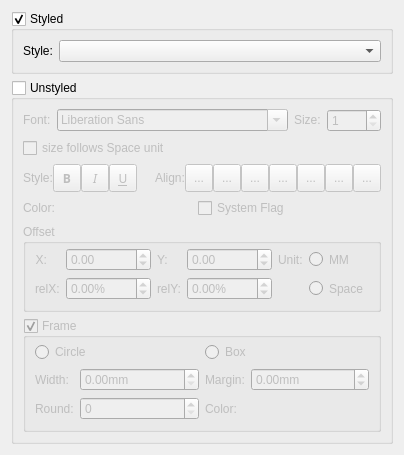
The window that mscore/mscore/textproperties.ui (musescore/musescore-old) describes before a commit, drawn with Qt 5.
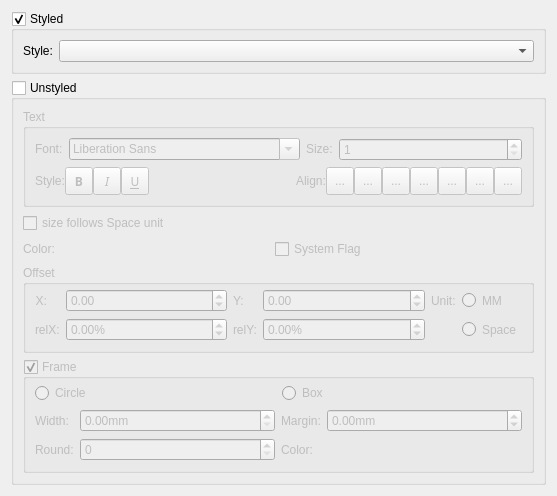
The same window after the commit. Icons and pictures are not drawn. Custom widgets are drawn as their Qt base class.

Patch:
```diff
--- a/mscore/mscore/textproperties.ui
+++ b/mscore/mscore/textproperties.ui
@@ -6,8 +6,8 @@
    <rect>
     <x>0</x>
     <y>0</y>
-    <width>397</width>
-    <height>428</height>
+    <width>557</width>
+    <height>484</height>
    </rect>
   </property>
   <property name="windowTitle">
@@ -55,6 +55,18 @@
      </property>
      <layout class="QVBoxLayout" name="verticalLayout">
       <item>
+       <widget class="QGroupBox" name="textGroup">
+        <property name="minimumSize">
+         <size>
+          <width>0</width>
+          <height>0</height>
+         </size>
+        </property>
+        <property name="title">
+         <string>Text</string>
+        </property>
+        <layout class="QVBoxLayout" name="verticalLayout_4">
+         <item>
        <layout class="QHBoxLayout" name="horizontalLayout_6">
         <item>
          <widget class="QLabel" name="label_25">
@@ -113,13 +125,6 @@
         </item>
        </layout>
       </item>
-      <item>
-       <widget class="QCheckBox" name="sizeIsSpatiumDependent">
-        <property name="text">
-         <string>size follows Space unit</string>
-        </property>
-       </widget>
-      </item>
       <item>
        <layout class="QHBoxLayout" name="_3">
         <property name="spacing">
@@ -422,6 +427,16 @@
          </widget>
         </item>
        </layout>
+         </item>
+        </layout>
+       </widget>
+      </item>
+      <item>
+       <widget class="QCheckBox" name="sizeIsSpatiumDependent">
+        <property name="text">
+         <string>size follows Space unit</string>
+        </property>
+       </widget>
       </item>
       <item>
        <layout class="QHBoxLayout" name="horizontalLayout">
```
Lines whose indentation alone changed are shown as unchanged.
